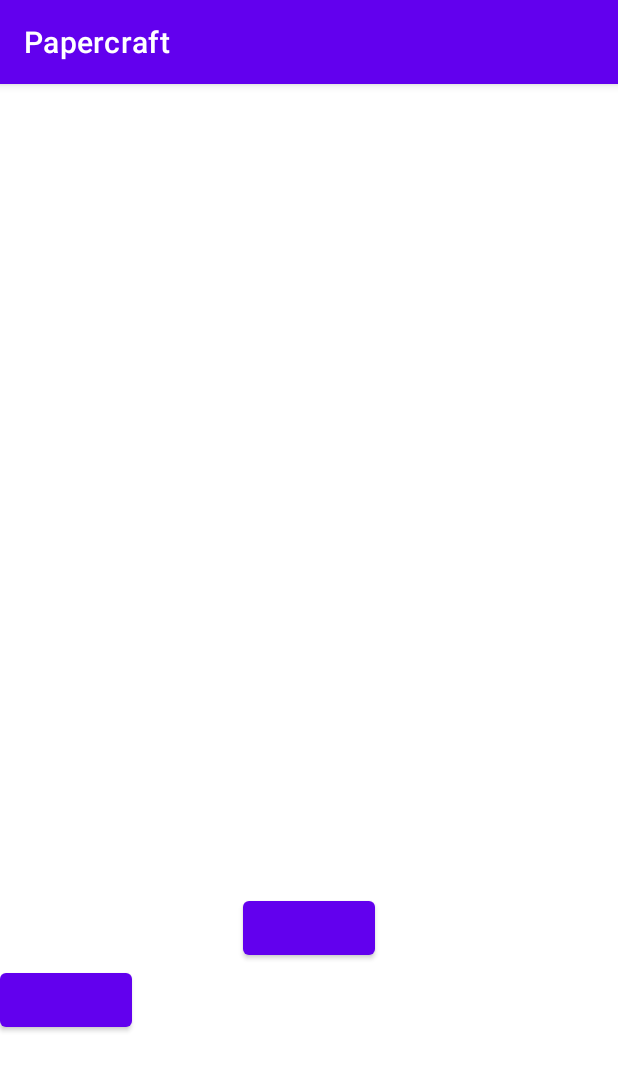
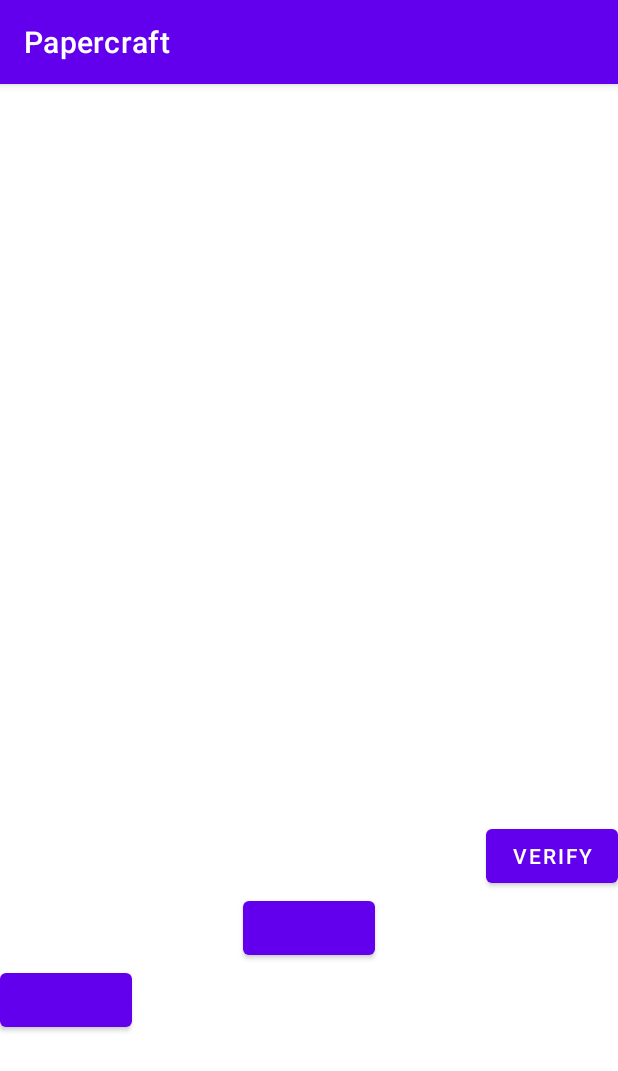
Before and after one commit to LIHOME119/papercraft, an Android app: the screen it shows after launch once a user with an empty profile is signed in (HomePage), on a phone screen of 412 x 824 dp. Shown: the top 1071 px of the screen. Run offline under Robolectric (Android 15) with nearby library versions, the light colour scheme and no system bars; our stand-ins replace Firebase (no records; nobody signed in at launch, a user with empty details on screens opened directly).

Commit message:
add fingerprint

```diff
--- a/app/src/main/res/layout/activity_home_page.xml
+++ b/app/src/main/res/layout/activity_home_page.xml
@@ -37,4 +37,12 @@
         android:layout_height="wrap_content"
         app:layout_constraintStart_toStartOf="parent"
         app:layout_constraintTop_toBottomOf="@id/btn_logout" />
+
+    <Button
+        android:id="@+id/btn_verify"
+        android:layout_width="wrap_content"
+        android:layout_height="wrap_content"
+        android:text="Verify"
+        app:layout_constraintBottom_toTopOf="@+id/btn_logout"
+        app:layout_constraintEnd_toEndOf="parent" />
 </androidx.constraintlayout.widget.ConstraintLayout>
```
Also changed, not shown: app/src/main/java/com/example/papercraft/HomePage.java (+53 -1 lines).
